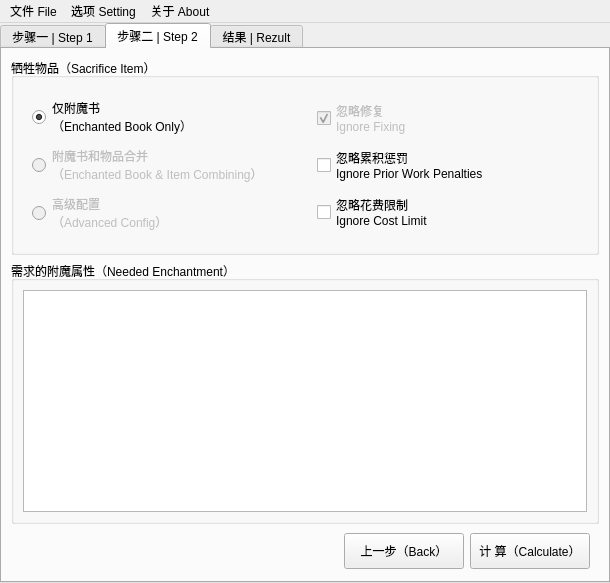
Old version of the form best_ench_seq.ui in the repository Dinosaur-MC/BestEnchSeq.
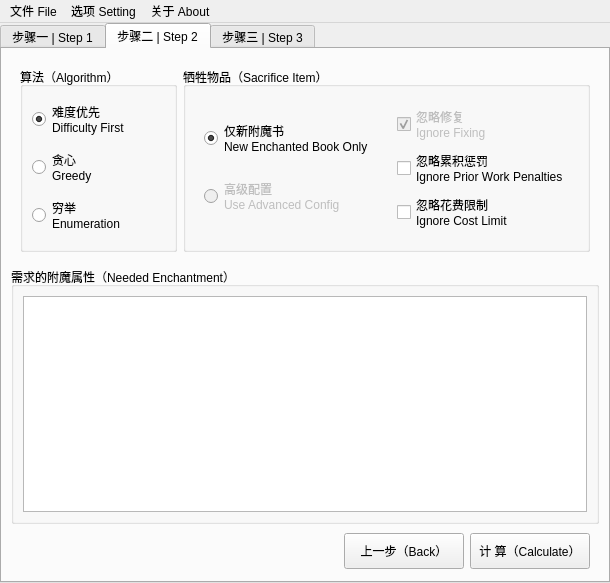
New version of the form. The open tabs and pages were chosen to show the change. Custom widgets are drawn as their Qt base class.

```diff
--- a/best_ench_seq.ui
+++ b/best_ench_seq.ui
@@ -262,6 +262,45 @@
        </attribute>
        <layout class="QVBoxLayout" name="verticalLayout_5">
         <item>
+         <widget class="QWidget" name="widget_9" native="true">
+          <layout class="QHBoxLayout" name="horizontalLayout_12">
+           <item>
+            <widget class="QGroupBox" name="groupBox_6">
+             <property name="title">
+              <string>算法（Algorithm）</string>
+             </property>
+             <layout class="QVBoxLayout" name="verticalLayout_8">
+              <item>
+               <widget class="QRadioButton" name="radioDF">
+                <property name="text">
+                 <string>难度优先
+Difficulty First</string>
+                </property>
+                <property name="checked">
+                 <bool>true</bool>
+                </property>
+               </widget>
+              </item>
+              <item>
+               <widget class="QRadioButton" name="radioG">
+                <property name="text">
+                 <string>贪心
+Greedy</string>
+                </property>
+               </widget>
+              </item>
+              <item>
+               <widget class="QRadioButton" name="radioE">
+                <property name="text">
+                 <string>穷举
+Enumeration</string>
+                </property>
+               </widget>
+              </item>
+             </layout>
+            </widget>
+           </item>
+           <item>
          <widget class="QGroupBox" name="groupBox_3">
           <property name="title">
            <string>牺牲物品（Sacrifice Item）</string>
@@ -273,28 +312,14 @@
               <item>
                <widget class="QRadioButton" name="radioEB">
                 <property name="text">
-                 <string>仅附魔书
-（Enchanted Book Only）</string>
+                    <string>仅新附魔书
+New Enchanted Book Only</string>
                 </property>
                 <property name="checked">
                  <bool>true</bool>
                 </property>
                </widget>
               </item>
-              <item>
-               <widget class="QRadioButton" name="radioEB_IC">
-                <property name="enabled">
-                 <bool>false</bool>
-                </property>
-                <property name="text">
-                 <string>附魔书和物品合并
-（Enchanted Book &amp;&amp; Item Combining）</string>
-                </property>
-                <property name="checkable">
-                 <bool>true</bool>
-                </property>
-               </widget>
-              </item>
               <item>
                <widget class="QRadioButton" name="radioAC">
                 <property name="enabled">
@@ -302,7 +327,7 @@
                 </property>
                 <property name="text">
                  <string>高级配置
-（Advanced Config）</string>
+Use Advanced Config</string>
                 </property>
                 <property name="checkable">
                  <bool>true</bool>
@@ -351,6 +376,9 @@
           </layout>
          </widget>
         </item>
+          </layout>
+         </widget>
+        </item>
         <item>
          <widget class="QGroupBox" name="groupBox_4">
           <property name="title">
@@ -433,7 +461,7 @@
       </widget>
       <widget class="QWidget" name="tab_4">
        <attribute name="title">
-        <string>结果 | Rezult</string>
+        <string>步骤三 | Step 3</string>
        </attribute>
        <layout class="QVBoxLayout" name="verticalLayout_10">
         <item>
```
Left out of the diff: 51 changed lines with no effect on the pictures. Lines whose indentation alone changed are shown as unchanged.
